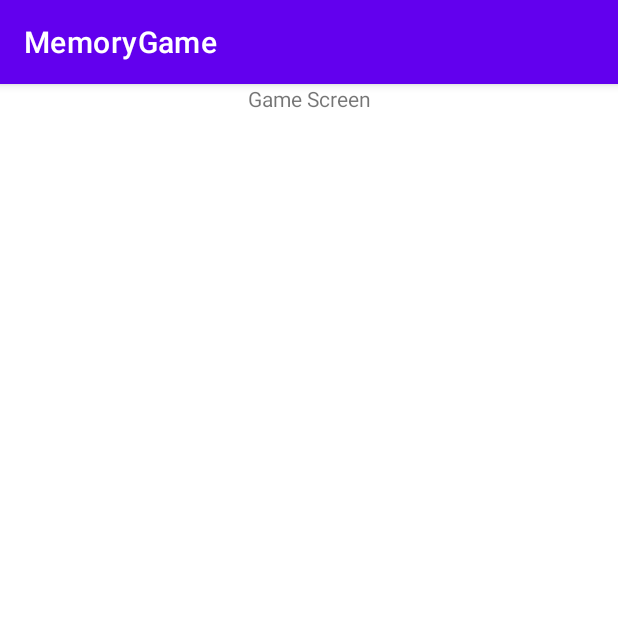
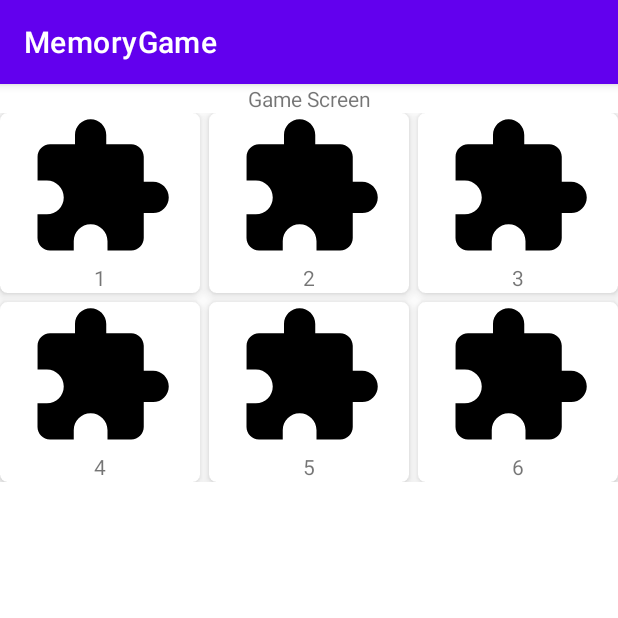
Before and after one commit to katherine-co/CS4750-MemoryGame, an Android app: the screen it shows after launch (GameScreen), after a tap on "3 X 4", on a phone screen of 412 x 824 dp, the top half of it. Run offline under Robolectric (Android 15) with nearby library versions, the phone set to English and light mode, and no system bars.

Commit message:
Added and displayed card model

```diff
--- /dev/null
+++ b/app/src/main/java/com/android/memoryGame/CardAdapter.kt
@@ -0,0 +1,32 @@
+package com.android.memoryGame
+
+import android.content.Context
+import android.view.LayoutInflater
+import android.view.View
+import android.view.ViewGroup
+import android.widget.ArrayAdapter
+import android.widget.ImageView
+import android.widget.TextView
+
+class CardAdapter(context: Context, cardModelArrayList: ArrayList<CardModel>) :
+    ArrayAdapter<CardModel?>(context, 0, cardModelArrayList as List<CardModel?>) {
+
+    override fun getView(position: Int, convertView: View?, parent: ViewGroup): View {
+
+        var listitemView = convertView
+        if (listitemView == null) {
+            // Layout Inflater inflates each item to be displayed in GridView.
+            listitemView = LayoutInflater.from(context).inflate(R.layout.card_item, parent, false)
+        }
+
+        val cardModel: CardModel? = getItem(position)
+        val courseTV = listitemView!!.findViewById<TextView>(R.id.idTVCourse)
+        val courseIV = listitemView.findViewById<ImageView>(R.id.idIVcourse)
+
+        if (cardModel != null) {
+            courseTV.setText(cardModel.getCardValue().toString())
+            courseIV.setImageResource(cardModel.getImageId())
+        }
+        return listitemView
+    }
+}
--- /dev/null
+++ b/app/src/main/java/com/android/memoryGame/CardModel.kt
@@ -0,0 +1,19 @@
+package com.android.memoryGame
+
+class CardModel (private var cardValue: Int, private var imageId: Int){
+    fun getCardValue(): Int {
+        return cardValue;
+    }
+
+    fun setCardValue(cardValue: Int) {
+        this.cardValue = cardValue
+    }
+
+    fun getImageId(): Int {
+        return imageId
+    }
+
+    fun setImageId(imageId: Int) {
+        this.imageId = imageId
+    }
+}
--- a/app/src/main/java/com/android/memoryGame/GameScreen.kt
+++ b/app/src/main/java/com/android/memoryGame/GameScreen.kt
@@ -16,15 +16,17 @@ class GameScreen : AppCompatActivity() {
 
         gameGrid = findViewById(R.id.game_grid)
         gameGrid.numColumns = dimensions!!.elementAt(0)
-//        val arrayList : ArrayList<String> = ArrayList<String>()
-//
-//        arrayList.add("1")
-//        arrayList.add("2")
-//        arrayList.add("3")
-//        arrayList.add("4")
-//        arrayList.add("5")
 
-//        val adapter =
-//        gameGrid.adapter =
+        val courseModelArrayList: ArrayList<CardModel> = ArrayList<CardModel>()
+
+        courseModelArrayList.add(CardModel(1, R.drawable.test))
+        courseModelArrayList.add(CardModel(2, R.drawable.test))
+        courseModelArrayList.add(CardModel(3, R.drawable.test))
+        courseModelArrayList.add(CardModel(4, R.drawable.test))
+        courseModelArrayList.add(CardModel(5, R.drawable.test))
+        courseModelArrayList.add(CardModel(6, R.drawable.test))
+
+        val adapter = CardAdapter(this, courseModelArrayList)
+        gameGrid.adapter = adapter
     }
 }
--- /dev/null
+++ b/app/src/main/res/drawable/test.xml
@@ -0,0 +1,5 @@
+<vector android:height="24dp" android:tint="#000000"
+    android:viewportHeight="24" android:viewportWidth="24"
+    android:width="24dp" xmlns:android="http://schemas.android.com/apk/res/android">
+    <path android:fillColor="@android:color/white" android:pathData="M20.5,11H19V7c0,-1.1 -0.9,-2 -2,-2h-4V3.5C13,2.12 11.88,1 10.5,1S8,2.12 8,3.5V5H4c-1.1,0 -1.99,0.9 -1.99,2v3.8H3.5c1.49,0 2.7,1.21 2.7,2.7s-1.21,2.7 -2.7,2.7H2V20c0,1.1 0.9,2 2,2h3.8v-1.5c0,-1.49 1.21,-2.7 2.7,-2.7 1.49,0 2.7,1.21 2.7,2.7V22H17c1.1,0 2,-0.9 2,-2v-4h1.5c1.38,0 2.5,-1.12 2.5,-2.5S21.88,11 20.5,11z"/>
+</vector>
--- /dev/null
+++ b/app/src/main/res/layout/card_item.xml
@@ -0,0 +1,34 @@
+<?xml version="1.0" encoding="utf-8"?><!-- XML implementation of Card Layout -->
+<androidx.cardview.widget.CardView
+    xmlns:android="http://schemas.android.com/apk/res/android"
+    xmlns:app="http://schemas.android.com/apk/res-auto"
+    xmlns:tools="http://schemas.android.com/tools"
+    android:layout_width="match_parent"
+    android:layout_height="120dp"
+    android:layout_gravity="center"
+    android:layout_margin="5dp"
+    app:cardCornerRadius="5dp"
+    app:cardElevation="5dp">
+
+    <LinearLayout
+        android:layout_width="match_parent"
+        android:layout_height="wrap_content"
+        android:orientation="vertical"
+        tools:ignore="UseCompoundDrawables">
+
+        <ImageView
+            android:id="@+id/idIVcourse"
+            android:layout_width="100dp"
+            android:layout_height="100dp"
+            android:layout_gravity="center"
+            android:src="@mipmap/ic_launcher"
+            tools:ignore="ContentDescription,ImageContrastCheck" />
+
+        <TextView
+            android:id="@+id/idTVCourse"
+            android:layout_width="match_parent"
+            android:layout_height="wrap_content"
+            android:text="@string/app_name"
+            android:textAlignment="center" />
+    </LinearLayout>
+</androidx.cardview.widget.CardView>
```
